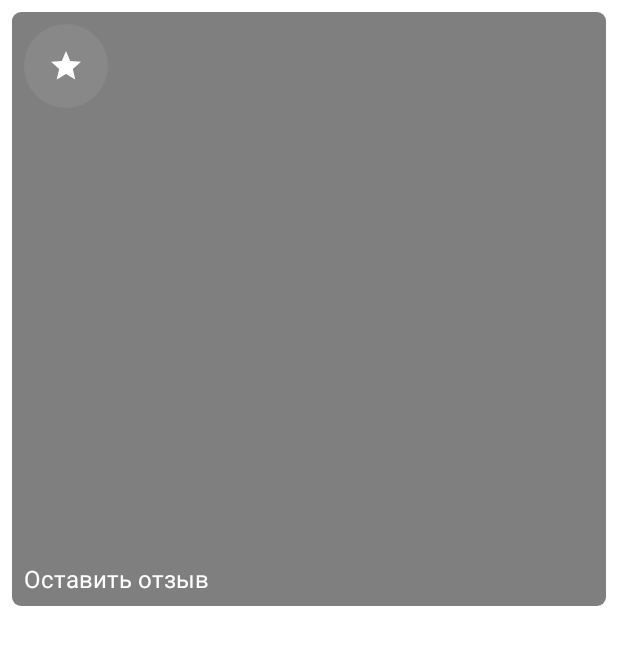
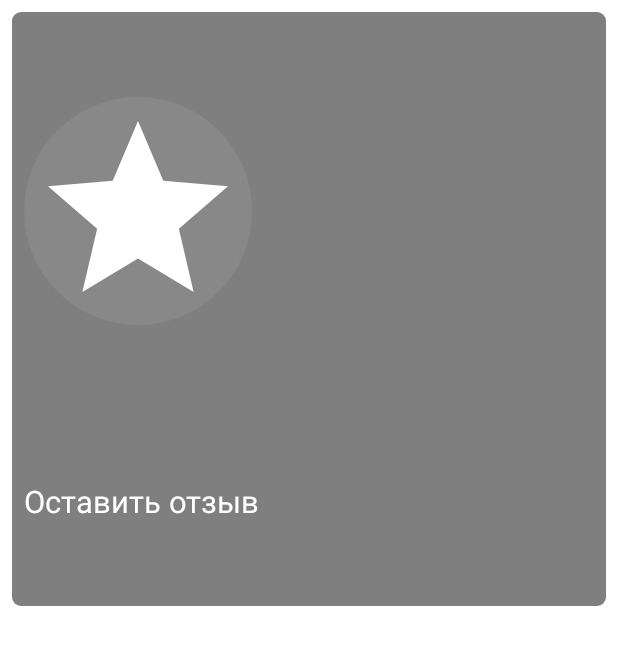
Before and after one commit to ilhom-tj/Phoenix, an Android app built with Jetpack Compose: the composable BottomSheetCards called with sample values from the repository, on a phone screen of 412 x 824 dp. Shown: the top 645 px of the screen. Run offline under Robolectric (Android 15) with nearby library versions, the phone set to English and light mode, and no system bars; our stand-ins replace constraintlayout-compose.

Commit message:
Text autosize

```diff
--- a/app/build.gradle
+++ b/app/build.gradle
@@ -58,6 +58,7 @@ dependencies {
     implementation 'androidx.lifecycle:lifecycle-runtime-ktx:2.3.1'
     implementation 'androidx.activity:activity-compose:1.3.1'
     testImplementation 'junit:junit:4.+'
+    implementation "androidx.constraintlayout:constraintlayout-compose:1.0.0-beta02"
     androidTestImplementation 'androidx.test.ext:junit:1.1.3'
     androidTestImplementation 'androidx.test.espresso:espresso-core:3.4.0'
     androidTestImplementation "androidx.compose.ui:ui-test-junit4:$compose_version"
--- a/app/src/main/java/tj/livo/phoenix/ui/screen/BottomSheet.kt
+++ b/app/src/main/java/tj/livo/phoenix/ui/screen/BottomSheet.kt
@@ -1,6 +1,7 @@
 package tj.livo.phoenix.ui.screen
 
 import androidx.compose.foundation.ExperimentalFoundationApi
+import androidx.compose.foundation.Image
 import androidx.compose.foundation.background
 import androidx.compose.foundation.layout.*
 import androidx.compose.foundation.layout.Arrangement.SpaceBetween
@@ -10,16 +11,26 @@ import androidx.compose.foundation.lazy.items
 import androidx.compose.foundation.shape.CircleShape
 import androidx.compose.foundation.shape.RoundedCornerShape
 import androidx.compose.material.Icon
+import androidx.compose.material.LocalTextStyle
 import androidx.compose.material.Text
 import androidx.compose.material.icons.Icons
 import androidx.compose.material.icons.filled.*
 import androidx.compose.runtime.Composable
+import androidx.compose.runtime.getValue
+import androidx.compose.runtime.mutableStateOf
+import androidx.compose.runtime.remember
 import androidx.compose.ui.Modifier
 import androidx.compose.ui.draw.clip
 import androidx.compose.ui.graphics.Color
+import androidx.compose.ui.graphics.ColorFilter
+import androidx.compose.ui.layout.ContentScale
+import androidx.compose.ui.layout.layoutId
 import androidx.compose.ui.tooling.preview.Preview
 import androidx.compose.ui.unit.TextUnit
 import androidx.compose.ui.unit.dp
+import androidx.constraintlayout.compose.ConstraintLayout
+import androidx.constraintlayout.compose.ConstraintSet
+import androidx.constraintlayout.compose.Dimension
 import tj.livo.phoenix.ui.BottomSheetCard
 
 object BottomSheet {
@@ -44,6 +55,8 @@ fun BottomSheetGrid(list: List<BottomSheetCard>, modifier: Modifier) {
 
 @Composable
 fun BottomSheetCards(item: BottomSheetCard, modifier: Modifier) {
+
+    var multiplier = remember { mutableStateOf(1.3f) }
     Box(
         modifier = modifier
             .aspectRatio(1f)
@@ -53,31 +66,44 @@ fun BottomSheetCards(item: BottomSheetCard, modifier: Modifier) {
                 shape = RoundedCornerShape(6.dp)
             )
     ) {
+
         Column(
             modifier = modifier
                 .padding(8.dp)
                 .fillMaxSize(),
-            verticalArrangement = SpaceBetween
+            verticalArrangement = Arrangement.SpaceAround
         ) {
-            Icon(
+            Image(
                 imageVector = item.icon,
                 contentDescription = "",
                 modifier = modifier
+                    .fillMaxWidth(0.4f)
+                    .aspectRatio(1f)
                     .clip(CircleShape)
                     .background(
                         color = Color.Gray,
                     )
-                    .padding(16.dp),
-                tint = Color.White
+                    .padding(4.dp),
+                colorFilter = ColorFilter.tint(Color.White),
+                contentScale = ContentScale.Fit
+
             )
             Text(
                 text = item.title,
                 modifier = modifier
                     .padding(top = 8.dp),
-                fontSize = TextUnit.Unspecified,
+                style = LocalTextStyle.current.copy(
+                    fontSize = LocalTextStyle.current.fontSize * multiplier.value
+                ),
+                onTextLayout = {
+                    if (it.hasVisualOverflow) {
+                        multiplier.value *= .8f // you can tune this constant
+                    }
+                },
                 color = Color.White
             )
         }
+
     }
 }
 
--- a/app/src/main/java/tj/livo/phoenix/ui/screen/MainScreen.kt
+++ b/app/src/main/java/tj/livo/phoenix/ui/screen/MainScreen.kt
@@ -78,8 +78,8 @@ fun HomeScreen() {
             )
             Box(
                 modifier = Modifier
-                    .fillMaxHeight(0.17f)
-                    .fillMaxWidth(0.4f)
+                    .fillMaxSize(0.3f)
+                    .aspectRatio(1f)
                     .padding(end = 16.dp)
                     .clip(CircleShape)
                     .clickable {
@@ -99,7 +99,8 @@ fun HomeScreen() {
                     painter = painterResource(id = R.drawable.ic_baseline_notifications_24),
                     contentDescription = "menu",
                     colorFilter = ColorFilter.tint(Color.White),
-                    modifier = Modifier.fillMaxSize(0.4f)
+                    modifier = Modifier
+                        .fillMaxSize(0.4f)
                 )
 
             }
```
